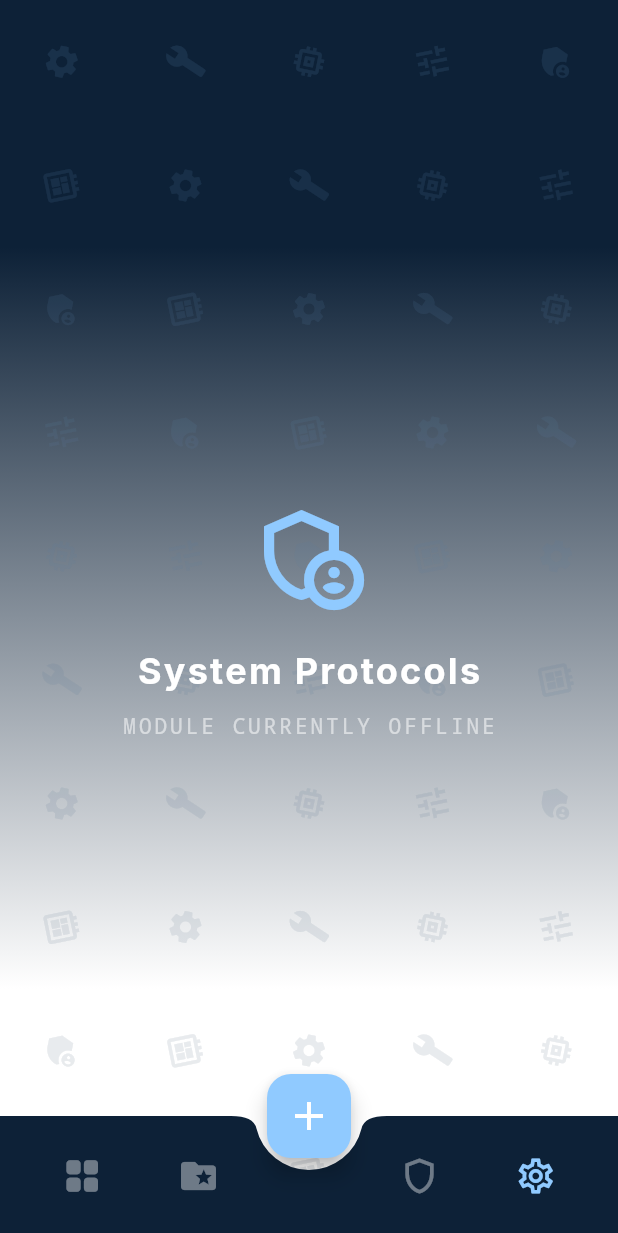
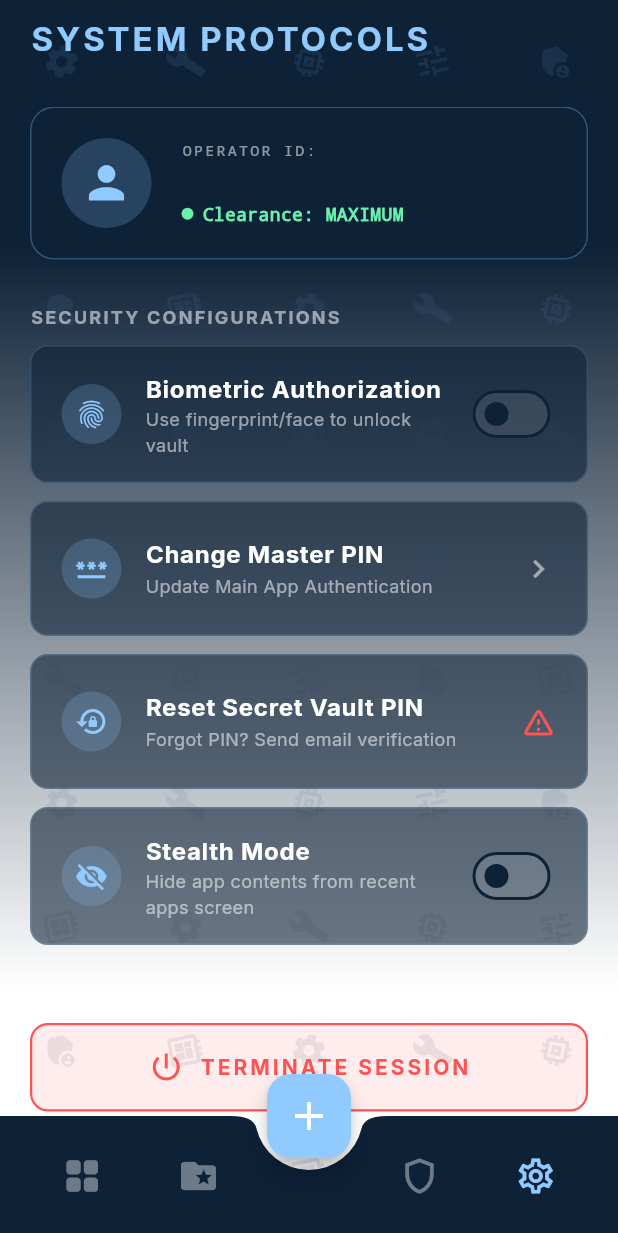
Before and after one commit to acakefromdafuture3/fractal-vault, a Flutter app: the DashboardScreen screen opened directly, item 4 of the bottom bar chosen, on a phone screen of 412 x 824 dp. Shown: the top 1233 px of the screen. Run offline on Flutter 3.47's test engine with Material 3 defaults, Android fonts, the phone set to English and light mode, and no system bars; our stand-ins replace cloud_firestore, file_picker, firebase_auth, firebase_core, google_fonts, google_sign_in and 3 more; accounts and stored records are empty.

Commit message:
profile page readyyy

```diff
--- a/lib/screens/dashboard_screen.dart
+++ b/lib/screens/dashboard_screen.dart
@@ -4,8 +4,11 @@ import 'dart:io';
 import 'package:flutter/material.dart';
 import 'package:cloud_firestore/cloud_firestore.dart';
 import 'package:file_picker/file_picker.dart';
+
+import 'home_screen.dart';
 import 'category_screen.dart';
-import 'home_screen.dart';
+import 'security_logs_screen.dart';
+import 'system_protocols_screen.dart';
 import '../widgets/doodle_background.dart';
 
 class DashboardScreen extends StatefulWidget {
@@ -19,22 +22,57 @@ class _DashboardScreenState extends State<DashboardScreen> {
   int _currentNavIndex = 0;
   bool _isUploading = false;
 
-  Future<void> _pickAndLogMetadata(ColorScheme colors) async {
+  void _showUploadOptions(ColorScheme colors) {
+    showModalBottomSheet(
+      context: context,
+      backgroundColor: const Color(0xFF0D2137),
+      shape: const RoundedRectangleBorder(borderRadius: BorderRadius.vertical(top: Radius.circular(20))),
+      builder: (context) => SafeArea(
+        child: Column(
+          mainAxisSize: MainAxisSize.min,
+          children: [
+            const SizedBox(height: 10),
+            Container(width: 40, height: 5, decoration: BoxDecoration(color: Colors.white24, borderRadius: BorderRadius.circular(10))),
+            const SizedBox(height: 20),
+            ListTile(
+              leading: const Icon(Icons.insert_drive_file, color: Color(0xFF90CAFF), size: 28),
+              title: const Text("Single File (Fast)", style: TextStyle(color: Colors.white, fontWeight: FontWeight.bold, fontSize: 16)),
+              subtitle: const Text("One-tap quick upload", style: TextStyle(color: Colors.white54, fontSize: 12)),
+              onTap: () {
+                Navigator.pop(context);
+                _pickAndLogMetadata(colors, isMultiple: false);
+              },
+            ),
+            ListTile(
+              leading: const Icon(Icons.library_add, color: Color(0xFF90CAFF), size: 28),
+              title: const Text("Multiple Files (Bulk)", style: TextStyle(color: Colors.white, fontWeight: FontWeight.bold, fontSize: 16)),
+              subtitle: const Text("Select multiple items at once", style: TextStyle(color: Colors.white54, fontSize: 12)),
+              onTap: () {
+                Navigator.pop(context);
+                _pickAndLogMetadata(colors, isMultiple: true);
+              },
+            ),
+            const SizedBox(height: 20),
+          ],
+        ),
+      ),
+    );
+  }
+
+  Future<void> _pickAndLogMetadata(ColorScheme colors, {required bool isMultiple}) async {
     try {
-      // 🔥 THE UPGRADE: Added allowMultiple: true
       FilePickerResult? result = await FilePicker.platform.pickFiles(
         type: FileType.custom,
         allowedExtensions: ['pdf', 'txt', 'jpg', 'png', 'doc', 'docx'],
-        allowMultiple: true,
+        allowMultiple: isMultiple,
       );
 
       if (result == null || result.files.isEmpty) return;
 
       setState(() => _isUploading = true);
 
-      // 🔥 THE UPGRADE: Loop through EVERY selected file!
       for (var file in result.files) {
-        if (file.path == null) continue; // Skip if something goes wrong with one file
+        if (file.path == null) continue;
 
         String filePath = file.path!;
         String fileName = file.name;
@@ -55,7 +93,7 @@ class _DashboardScreenState extends State<DashboardScreen> {
 
       if (mounted) {
         ScaffoldMessenger.of(context).showSnackBar(SnackBar(
-          content: Text("${result.files.length} Files Sharded & Logged!"),
+          content: Text("${result.files.length} File(s) Sharded & Logged!"),
           backgroundColor: Colors.green
         ));
       }
@@ -82,15 +120,15 @@ class _DashboardScreenState extends State<DashboardScreen> {
     final List<Widget> pages = [
       const HomeScreen(),
       const CategoryScreen(),
-      _buildPlaceholderScreen("Security Firewall", Icons.security_rounded, colors, "security"),
-      _buildPlaceholderScreen("System Protocols", Icons.admin_panel_settings_outlined, colors, "settings"),
+      const SecurityLogsScreen(), // 🔥 Tab 3 is active!
+      const SystemProtocolsScreen(), // 🔥 Tab 4 is active!
     ];
 
     return Scaffold(
       extendBody: true,
       body: pages[_currentNavIndex],
       floatingActionButton: FloatingActionButton(
-        onPressed: _isUploading ? null : () => _pickAndLogMetadata(colors),
+        onPressed: _isUploading ? null : () => _showUploadOptions(colors),
         backgroundColor: _isUploading ? Colors.grey : const Color(0xFF90CAFF),
         child: _isUploading
             ? const SizedBox(width: 20, height: 20, child: CircularProgressIndicator(color: Color(0xFF0D2137), strokeWidth: 2))
@@ -125,50 +163,4 @@ class _DashboardScreenState extends State<DashboardScreen> {
       onPressed: () => setState(() => _currentNavIndex = index),
     );
   }
-
-  Widget _buildPlaceholderScreen(String title, IconData icon, ColorScheme colors, String type) {
-    List<IconData> getDoodles() {
-      if (title == "System Protocols") {
-        return [Icons.settings, Icons.build, Icons.memory, Icons.tune, Icons.admin_panel_settings, Icons.developer_board];
-      } else if (title == "Security Firewall") {
-        return [Icons.security, Icons.lock, Icons.shield, Icons.vpn_key, Icons.verified_user];
-      }
-      return [Icons.code, Icons.data_object, Icons.terminal, Icons.bug_report];
-    }
-
-    return Stack(
-      children: [
-        Container(
-          height: double.infinity, width: double.infinity,
-          decoration: BoxDecoration(
-            gradient: LinearGradient(
-              begin: Alignment.topCenter, end: Alignment.bottomCenter,
-              colors: [colors.primary, Colors.white], stops: const [0.2, 0.8],
-            ),
-          ),
-        ),
-
-        CodeDoodleBackground(icons: getDoodles()),
-
-        Center(
-          child: Column(
-            mainAxisAlignment: MainAxisAlignment.center,
-            children: [
-              Icon(icon, size: 80, color: const Color(0xFF90CAFF)),
-              const SizedBox(height: 20),
-              Text(
-                title,
-                style: const TextStyle(fontSize: 24, fontWeight: FontWeight.bold, color: Colors.white, letterSpacing: 1.5)
-              ),
-              const SizedBox(height: 10),
-              const Text(
-                "MODULE CURRENTLY OFFLINE",
-                style: TextStyle(color: Colors.white54, fontFamily: 'Courier', letterSpacing: 2)
-              ),
-            ],
-          ),
-        ),
-      ],
-    );
-  }
 }
--- a/lib/screens/register_screen.dart
+++ b/lib/screens/register_screen.dart
@@ -34,7 +34,7 @@ class _RegisterScreenState extends State<RegisterScreen> {
     if (user != null) {
       Navigator.pushAndRemoveUntil(
         context,
-        MaterialPageRoute(builder: (context) => const DashboardScreen()),
+        MaterialPageRoute(builder: (context) => DashboardScreen()), // 🔥 PERFECT: No const here!
         (route) => false,
       );
     } else {
--- /dev/null
+++ b/lib/screens/system_protocols_screen.dart
@@ -0,0 +1,347 @@
+// Location: lib/screens/system_protocols_screen.dart
+
+import 'package:flutter/material.dart';
+import 'package:firebase_auth/firebase_auth.dart';
+import 'package:shared_preferences/shared_preferences.dart';
+
+import '../widgets/doodle_background.dart';
+import 'login_screen.dart'; // 🔥 THE FIX: We need to import the Login Screen so we can go there!
+
+class SystemProtocolsScreen extends StatefulWidget {
+  const SystemProtocolsScreen({super.key});
+
+  @override
+  State<SystemProtocolsScreen> createState() => _SystemProtocolsScreenState();
+}
+
+class _SystemProtocolsScreenState extends State<SystemProtocolsScreen> {
+  final user = FirebaseAuth.instance.currentUser;
+
+  bool _biometricsEnabled = false;
+  bool _stealthModeEnabled = false;
+
+  bool _isProcessing = false;
+  bool _isLoadingSettings = true;
+
+  @override
+  void initState() {
+    super.initState();
+    _loadSettings();
+  }
+
+  Future<void> _loadSettings() async {
+    final prefs = await SharedPreferences.getInstance();
+    setState(() {
+      _biometricsEnabled = (prefs.getString('vaultAuthMethod') == 'Biometrics');
+      _stealthModeEnabled = prefs.getBool('stealthMode') ?? false;
+      _isLoadingSettings = false;
+    });
+  }
+
+  Future<void> _toggleBiometrics(bool value) async {
+    if (_isProcessing) return;
+    setState(() => _isProcessing = true);
+
+    final prefs = await SharedPreferences.getInstance();
+    setState(() => _biometricsEnabled = value);
+
+    if (mounted) ScaffoldMessenger.of(context).hideCurrentSnackBar();
+
+    if (value) {
+      await prefs.setString('vaultAuthMethod', 'Biometrics');
+      if (mounted) {
+        ScaffoldMessenger.of(context).showSnackBar(const SnackBar(
+          content: Text("Biometric Override Enabled"),
+          backgroundColor: Colors.green,
+          duration: Duration(milliseconds: 800),
+        ));
+      }
+    } else {
+      await prefs.setString('vaultAuthMethod', 'Password');
+      if (mounted) {
+        ScaffoldMessenger.of(context).showSnackBar(const SnackBar(
+          content: Text("Reverted to PIN Security"),
+          backgroundColor: Colors.orange,
+          duration: Duration(milliseconds: 800),
+        ));
+      }
+    }
+
+    await Future.delayed(const Duration(milliseconds: 500));
+    if (mounted) setState(() => _isProcessing = false);
+  }
+
+  Future<void> _toggleStealthMode(bool value) async {
+    if (_isProcessing) return;
+    setState(() => _isProcessing = true);
+
+    final prefs = await SharedPreferences.getInstance();
+    setState(() => _stealthModeEnabled = value);
+
+    if (mounted) ScaffoldMessenger.of(context).hideCurrentSnackBar();
+
+    await prefs.setBool('stealthMode', value);
+
+    if (mounted) {
+      ScaffoldMessenger.of(context).showSnackBar(SnackBar(
+        content: Text(value ? "Stealth Mode Activated" : "Stealth Mode Disabled"),
+        backgroundColor: value ? Colors.deepPurpleAccent : Colors.blueGrey,
+        duration: const Duration(milliseconds: 800),
+      ));
+    }
+
+    await Future.delayed(const Duration(milliseconds: 500));
+    if (mounted) setState(() => _isProcessing = false);
+  }
+
+  Future<void> _resetSecretVaultPin() async {
+    if (_isProcessing) return;
+
+    bool? confirm = await showDialog<bool>(
+      context: context,
+      builder: (context) => AlertDialog(
+        backgroundColor: const Color(0xFF0D2137),
+        title: const Text("RESET SECRET PIN?", style: TextStyle(color: Colors.redAccent, fontWeight: FontWeight.bold)),
+        content: Text(
+          "To reset your Secret Vault PIN, a secure verification link will be sent to your registered channel:\n\n${user?.email ?? 'Unknown Agent'}\n\nProceed with transmission?",
+          style: const TextStyle(color: Colors.white70)
+        ),
+        actions: [
+          TextButton(
+            onPressed: () => Navigator.pop(context, false),
+            child: const Text("CANCEL", style: TextStyle(color: Colors.white54))
+          ),
+          ElevatedButton(
+            style: ElevatedButton.styleFrom(backgroundColor: Colors.redAccent),
+            onPressed: () => Navigator.pop(context, true),
+            child: const Text("SEND LINK", style: TextStyle(color: Colors.white, fontWeight: FontWeight.bold))
+          ),
+        ],
+      )
+    );
+
+    if (confirm == true) {
+      setState(() => _isProcessing = true);
+
+      if (mounted) ScaffoldMessenger.of(context).hideCurrentSnackBar();
+      if (mounted) {
+        ScaffoldMessenger.of(context).showSnackBar(const SnackBar(
+          content: Text("Secure link dispatched. Awaiting verification..."),
+          backgroundColor: Colors.blueAccent,
+          duration: Duration(seconds: 3),
+        ));
+      }
+
+      await Future.delayed(const Duration(seconds: 1));
+      if (mounted) setState(() => _isProcessing = false);
+    }
+  }
+
+  // 🔥 THE FIX: We actually navigate to the Login Screen now!
+  Future<void> _terminateSession() async {
+    if (_isProcessing) return;
+    setState(() => _isProcessing = true); // 🛡️ Shield goes up
+
+    await FirebaseAuth.instance.signOut(); // Kills the Firebase session
+
+    if (mounted) {
+      // Sends you to the Login Screen and destroys the "Back" button history!
+      Navigator.pushAndRemoveUntil(
+        context,
+        MaterialPageRoute(builder: (context) => const LoginScreen()),
+        (route) => false,
+      );
+    }
+  }
+
+  @override
+  Widget build(BuildContext context) {
+    final colors = Theme.of(context).colorScheme;
+
+    return Stack(
+      children: [
+        Container(
+          height: double.infinity, width: double.infinity,
+          decoration: BoxDecoration(
+            gradient: LinearGradient(
+              begin: Alignment.topCenter, end: Alignment.bottomCenter,
+              colors: [colors.primary, Colors.white], stops: const [0.2, 0.8],
+            ),
+          ),
+        ),
+
+        const CodeDoodleBackground(
+          icons: [Icons.settings, Icons.build, Icons.memory, Icons.tune, Icons.admin_panel_settings, Icons.developer_board],
+        ),
+
+        SafeArea(
+          child: Column(
+            crossAxisAlignment: CrossAxisAlignment.start,
+            children: [
+              const SizedBox(height: 10),
+
+              const Padding(
+                padding: EdgeInsets.symmetric(horizontal: 20),
+                child: Text(
+                  "SYSTEM PROTOCOLS",
+                  style: TextStyle(color: Color(0xFF90CAFF), fontSize: 22, fontWeight: FontWeight.bold, letterSpacing: 2.0),
+                ),
+              ),
+
+              const SizedBox(height: 30),
+
+              Expanded(
+                child: _isLoadingSettings
+                    ? const Center(child: CircularProgressIndicator(color: Color(0xFF90CAFF)))
+                    : IgnorePointer(
+                  ignoring: _isProcessing,
+                  child: ListView(
+                    padding: const EdgeInsets.symmetric(horizontal: 20),
+                    children: [
+                      Container(
+                        padding: const EdgeInsets.all(20),
+                        decoration: BoxDecoration(
+                          color: const Color(0xFF0D2137),
+                          borderRadius: BorderRadius.circular(16),
+                          border: Border.all(color: const Color(0xFF90CAFF).withOpacity(0.3)),
+                        ),
+                        child: Row(
+                          children: [
+                            CircleAvatar(
+                              radius: 30,
+                              backgroundColor: const Color(0xFF90CAFF).withOpacity(0.2),
+                              child: const Icon(Icons.person, size: 35, color: Color(0xFF90CAFF)),
+                            ),
+                            const SizedBox(width: 20),
+                            Expanded(
+                              child: Column(
+                                crossAxisAlignment: CrossAxisAlignment.start,
+                                children: [
+                                  const Text("OPERATOR ID:", style: TextStyle(color: Colors.white54, fontSize: 10, fontFamily: 'Courier', letterSpacing: 1.5)),
+                                  Text(user?.email ?? "Offline.Agent@vault.com", style: const TextStyle(color: Colors.white, fontWeight: FontWeight.bold, fontSize: 16), overflow: TextOverflow.ellipsis),
+                                  const SizedBox(height: 4),
+                                  Row(
+                                    children: [
+                                      Container(width: 8, height: 8, decoration: const BoxDecoration(color: Colors.greenAccent, shape: BoxShape.circle)),
+                                      const SizedBox(width: 6),
+                                      const Text("Clearance: MAXIMUM", style: TextStyle(color: Colors.greenAccent, fontSize: 12, fontFamily: 'Courier', fontWeight: FontWeight.bold)),
+                                    ],
+                                  ),
+                                ],
+                              ),
+                            ),
+                          ],
+                        ),
+                      ),
+
+                      const SizedBox(height: 30),
+                      const Text("SECURITY CONFIGURATIONS", style: TextStyle(color: Colors.white54, fontSize: 12, letterSpacing: 1.5, fontWeight: FontWeight.bold)),
+                      const SizedBox(height: 10),
+
+                      _buildSettingsTile(
+                        icon: Icons.fingerprint,
+                        title: "Biometric Authorization",
+                        subtitle: "Use fingerprint/face to unlock vault",
+                        trailing: Switch(
+                          value: _biometricsEnabled,
+                          onChanged: _toggleBiometrics,
+                          activeColor: const Color(0xFF90CAFF),
+                          inactiveTrackColor: Colors.white10,
+                        ),
+                      ),
+                      _buildSettingsTile(
+                        icon: Icons.password,
+                        title: "Change Master PIN",
+                        subtitle: "Update Main App Authentication",
+                        trailing: const Icon(Icons.chevron_right, color: Colors.white54),
+                        onTap: () async {
+                          setState(() => _isProcessing = true);
+
+                          ScaffoldMessenger.of(context).hideCurrentSnackBar();
+                          ScaffoldMessenger.of(context).showSnackBar(const SnackBar(
+                            content: Text("Master PIN reset logic pending..."),
+                            duration: Duration(milliseconds: 800),
+                          ));
+
+                          await Future.delayed(const Duration(milliseconds: 500));
+                          if (mounted) setState(() => _isProcessing = false);
+                        }
+                      ),
+
+                      _buildSettingsTile(
+                        icon: Icons.lock_reset,
+                        title: "Reset Secret Vault PIN",
+                        subtitle: "Forgot PIN? Send email verification",
+                        trailing: const Icon(Icons.warning_amber_rounded, color: Colors.redAccent),
+                        onTap: _resetSecretVaultPin,
+                      ),
+
+                      _buildSettingsTile(
+                        icon: Icons.visibility_off,
+                        title: "Stealth Mode",
+                        subtitle: "Hide app contents from recent apps screen",
+                        trailing: Switch(
+                          value: _stealthModeEnabled,
+                          onChanged: _toggleStealthMode,
+                          activeColor: const Color(0xFF90CAFF),
+                          inactiveTrackColor: Colors.white10,
+                        ),
+                      ),
+
+                      const SizedBox(height: 40),
+
+                      InkWell(
+                        onTap: _terminateSession,
+                        borderRadius: BorderRadius.circular(12),
+                        child: Container(
+                          padding: const EdgeInsets.symmetric(vertical: 16),
+                          decoration: BoxDecoration(
+                            color: Colors.redAccent.withOpacity(0.1),
+                            borderRadius: BorderRadius.circular(12),
+                            border: Border.all(color: Colors.redAccent, width: 1.5),
+                          ),
+                          child: const Row(
+                            mainAxisAlignment: MainAxisAlignment.center,
+                            children: [
+                              Icon(Icons.power_settings_new, color: Colors.redAccent, size: 24),
+                              SizedBox(width: 10),
+                              Text("TERMINATE SESSION", style: TextStyle(color: Colors.redAccent, fontWeight: FontWeight.bold, letterSpacing: 2.0)),
+                            ],
+                          ),
+                        ),
+                      ),
+
+                      const SizedBox(height: 100),
+                    ],
+                  ),
+                ),
+              ),
+            ],
+          ),
+        ),
+      ],
+    );
+  }
+
+  Widget _buildSettingsTile({required IconData icon, required String title, required String subtitle, required Widget trailing, VoidCallback? onTap}) {
+    return Container(
+      margin: const EdgeInsets.only(bottom: 12),
+      decoration: BoxDecoration(
+        color: const Color(0xFF0D2137).withOpacity(0.6),
+        borderRadius: BorderRadius.circular(12),
+        border: Border.all(color: const Color(0xFF90CAFF).withOpacity(0.2)),
+      ),
+      child: ListTile(
+        onTap: onTap,
+        contentPadding: const EdgeInsets.symmetric(horizontal: 20, vertical: 8),
+        leading: CircleAvatar(
+          backgroundColor: const Color(0xFF90CAFF).withOpacity(0.2),
+          child: Icon(icon, color: const Color(0xFF90CAFF), size: 22),
+        ),
+        title: Text(title, style: const TextStyle(fontWeight: FontWeight.bold, color: Colors.white)),
+        subtitle: Text(subtitle, style: const TextStyle(fontSize: 12, color: Colors.white54)),
+        trailing: trailing,
+      ),
+    );
+  }
+}
```
Also changed, not shown: lib/screens/login_screen.dart (+3 -4 lines).
